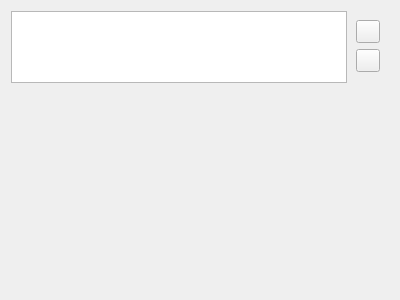
The window that Application/Gui/Widgets/FeatureBlocksWidget.ui (mzsoftsoftware/RollScript) describes before a commit, drawn with Qt 5.
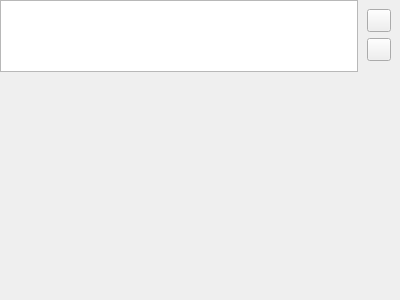
The same window after the commit. Icons and pictures are not drawn.

Commit message: Rework and first FeatureBlock Plugin

Diff of the .ui file:
```diff
--- a/Application/Gui/Widgets/FeatureBlocksWidget.ui
+++ b/Application/Gui/Widgets/FeatureBlocksWidget.ui
@@ -14,6 +14,18 @@
    <string>Form</string>
   </property>
   <layout class="QVBoxLayout" name="verticalLayout">
+   <property name="leftMargin">
+    <number>0</number>
+   </property>
+   <property name="topMargin">
+    <number>0</number>
+   </property>
+   <property name="rightMargin">
+    <number>0</number>
+   </property>
+   <property name="bottomMargin">
+    <number>0</number>
+   </property>
    <item>
     <widget class="QWidget" name="horizontalWidget" native="true">
      <layout class="QHBoxLayout" name="horizontalLayout">
@@ -133,7 +145,7 @@
      <property name="minimumSize">
       <size>
        <width>0</width>
-       <height>141</height>
+       <height>180</height>
       </size>
      </property>
     </widget>
```
The commit also changes 40 other files.
